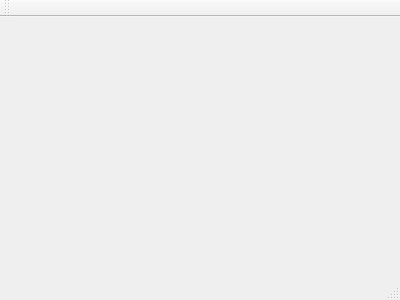
Above: LevelEd/LevelEditor/toolswindow.ui from nick-valentine/DungeonBreath before the change. Below: the same form after it.
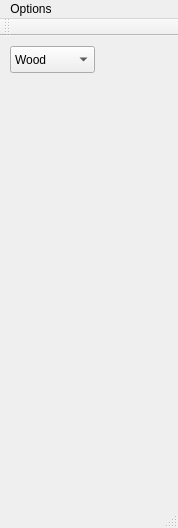
That is the form after the change.

Commit message: can now edit the tiles

Diff of the .ui file:
```diff
--- a/LevelEd/LevelEditor/toolswindow.ui
+++ b/LevelEd/LevelEditor/toolswindow.ui
@@ -1,24 +1,72 @@
 <ui version="4.0">
  <class>ToolsWindow</class>
- <widget class="QMainWindow" name="ToolsWindow" >
-  <property name="geometry" >
+ <widget class="QMainWindow" name="ToolsWindow">
+  <property name="geometry">
    <rect>
     <x>0</x>
     <y>0</y>
-    <width>400</width>
-    <height>300</height>
+    <width>178</width>
+    <height>528</height>
    </rect>
   </property>
   <property name="windowTitle" >
    <string>ToolsWindow</string>
   </property>
-  <widget class="QMenuBar" name="menuBar" />
-  <widget class="QToolBar" name="mainToolBar" />
-  <widget class="QWidget" name="centralWidget" />
-  <widget class="QStatusBar" name="statusBar" />
+  <widget class="QWidget" name="centralWidget">
+   <widget class="QComboBox" name="TileSelector">
+    <property name="geometry">
+     <rect>
+      <x>10</x>
+      <y>10</y>
+      <width>85</width>
+      <height>27</height>
+     </rect>
+    </property>
+    <item>
+     <property name="text">
+      <string>Wood</string>
+     </property>
+    </item>
+    <item>
+     <property name="text">
+      <string>Stone</string>
+     </property>
+    </item>
+   </widget>
+  </widget>
+  <widget class="QToolBar" name="mainToolBar">
+   <attribute name="toolBarArea">
+    <enum>TopToolBarArea</enum>
+   </attribute>
+   <attribute name="toolBarBreak">
+    <bool>false</bool>
+   </attribute>
+  </widget>
+  <widget class="QStatusBar" name="statusBar"/>
+  <widget class="QMenuBar" name="menuBar">
+   <property name="geometry">
+    <rect>
+     <x>0</x>
+     <y>0</y>
+     <width>178</width>
+     <height>25</height>
+    </rect>
+   </property>
+   <widget class="QMenu" name="menuOptions">
+    <property name="title">
+     <string>Options</string>
+    </property>
+    <addaction name="actionSave"/>
+   </widget>
+   <addaction name="menuOptions"/>
+  </widget>
+  <action name="actionSave">
+   <property name="text">
+    <string>save</string>
+   </property>
+  </action>
  </widget>
- <layoutDefault spacing="6" margin="11" />
- <pixmapfunction></pixmapfunction>
+ <layoutdefault spacing="6" margin="11"/>
  <resources/>
  <connections/>
 </ui>
```
Left out of the diff: 3 changed lines with no effect on the pictures. The commit also changes 18 other files.
